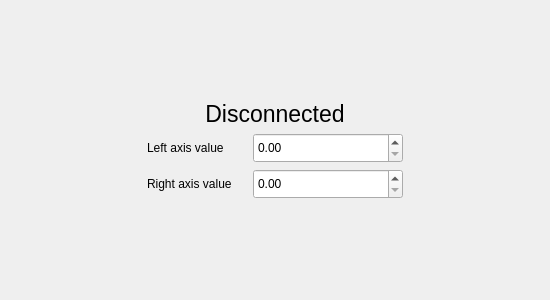
Qt form Gamepad-Driver/gamepaddriver.ui (UnderWaterWelder27/NG-2021-Gamepad-driver) before a commit.
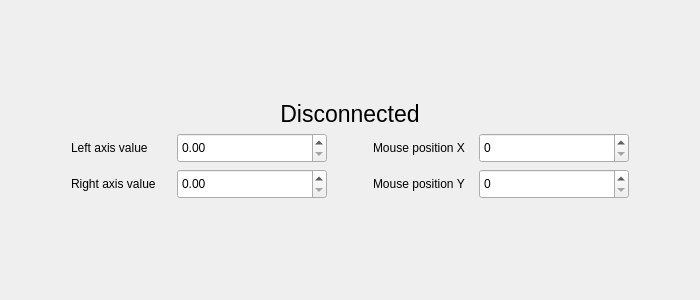
The same form after that commit.

Commit message: display cursor coordinates to QSpinboxes

Patch:
```diff
--- a/Gamepad-Driver/gamepaddriver.ui
+++ b/Gamepad-Driver/gamepaddriver.ui
@@ -6,13 +6,19 @@
    <rect>
     <x>0</x>
     <y>0</y>
-    <width>550</width>
+    <width>700</width>
     <height>300</height>
    </rect>
   </property>
+  <property name="sizePolicy">
+   <sizepolicy hsizetype="Preferred" vsizetype="Preferred">
+    <horstretch>0</horstretch>
+    <verstretch>0</verstretch>
+   </sizepolicy>
+  </property>
   <property name="minimumSize">
    <size>
-    <width>550</width>
+    <width>700</width>
     <height>300</height>
    </size>
   </property>
@@ -25,22 +31,7 @@
   <widget class="QWidget" name="centralwidget">
    <layout class="QGridLayout" name="gridLayout">
     <item row="0" column="0">
-     <layout class="QVBoxLayout" name="verticalLayout_3">
-      <item>
-       <spacer name="verticalSpacer">
-        <property name="orientation">
-         <enum>Qt::Vertical</enum>
-        </property>
-        <property name="sizeHint" stdset="0">
-         <size>
-          <width>20</width>
-          <height>40</height>
-         </size>
-        </property>
-       </spacer>
-      </item>
-      <item>
-       <layout class="QHBoxLayout" name="horizontalLayout_3">
+     <layout class="QHBoxLayout" name="horizontalLayout_6">
         <item>
          <spacer name="horizontalSpacer">
           <property name="orientation">
@@ -55,7 +46,22 @@
          </spacer>
         </item>
         <item>
-         <layout class="QVBoxLayout" name="verticalLayout_2">
+       <layout class="QVBoxLayout" name="verticalLayout_4">
+        <item>
+         <spacer name="verticalSpacer">
+          <property name="orientation">
+           <enum>Qt::Vertical</enum>
+          </property>
+          <property name="sizeHint" stdset="0">
+           <size>
+            <width>20</width>
+            <height>40</height>
+           </size>
+          </property>
+         </spacer>
+        </item>
+        <item>
+         <layout class="QVBoxLayout" name="verticalLayout_3">
           <item>
            <widget class="QLabel" name="l_checkConnection">
             <property name="font">
@@ -72,11 +78,13 @@
            </widget>
           </item>
           <item>
-           <layout class="QVBoxLayout" name="verticalLayout">
+           <layout class="QHBoxLayout" name="horizontalLayout_5">
             <item>
-             <layout class="QHBoxLayout" name="horizontalLayout">
+             <layout class="QVBoxLayout" name="verticalLayout_2">
               <item>
-               <widget class="QLabel" name="l_leftAxisValue">
+               <layout class="QHBoxLayout" name="horizontalLayout_3">
+                <item>
+                 <widget class="QLabel" name="l_leftAxisX">
                 <property name="minimumSize">
                  <size>
                   <width>100</width>
@@ -101,9 +109,9 @@
              </layout>
             </item>
             <item>
-             <layout class="QHBoxLayout" name="horizontalLayout_2">
+               <layout class="QHBoxLayout" name="horizontalLayout_4">
               <item>
-               <widget class="QLabel" name="l_rightAxisValue">
+                 <widget class="QLabel" name="l_leftAxisY">
                 <property name="minimumSize">
                  <size>
                   <width>100</width>
@@ -129,10 +137,52 @@
             </item>
            </layout>
           </item>
+            <item>
+             <layout class="QVBoxLayout" name="verticalLayout">
+              <item>
+               <layout class="QHBoxLayout" name="horizontalLayout_2">
+                <item>
+                 <spacer name="horizontalSpacer_3">
+                  <property name="orientation">
+                   <enum>Qt::Horizontal</enum>
+                  </property>
+                  <property name="sizeHint" stdset="0">
+                   <size>
+                    <width>40</width>
+                    <height>20</height>
+                   </size>
+                  </property>
+                 </spacer>
+                </item>
+                <item>
+                 <widget class="QLabel" name="l_mousePosX">
+                  <property name="minimumSize">
+                   <size>
+                    <width>100</width>
+                    <height>30</height>
+                   </size>
+                  </property>
+                  <property name="text">
+                   <string>Mouse position X</string>
+                  </property>
+                 </widget>
+                </item>
+                <item>
+                 <widget class="QSpinBox" name="sb_mousePosX">
+                  <property name="minimumSize">
+                   <size>
+                    <width>150</width>
+                    <height>30</height>
+                   </size>
+                  </property>
+                 </widget>
+                </item>
          </layout>
         </item>
         <item>
-         <spacer name="horizontalSpacer_2">
+               <layout class="QHBoxLayout" name="horizontalLayout">
+                <item>
+                 <spacer name="horizontalSpacer_4">
           <property name="orientation">
            <enum>Qt::Horizontal</enum>
           </property>
@@ -143,6 +193,35 @@
            </size>
           </property>
          </spacer>
+                </item>
+                <item>
+                 <widget class="QLabel" name="l_mousePosY">
+                  <property name="minimumSize">
+                   <size>
+                    <width>100</width>
+                    <height>30</height>
+                   </size>
+                  </property>
+                  <property name="text">
+                   <string>Mouse position Y</string>
+                  </property>
+                 </widget>
+                </item>
+                <item>
+                 <widget class="QSpinBox" name="sb_mousePosY">
+                  <property name="minimumSize">
+                   <size>
+                    <width>150</width>
+                    <height>30</height>
+                   </size>
+                  </property>
+                 </widget>
+                </item>
+               </layout>
+              </item>
+             </layout>
+            </item>
+           </layout>
         </item>
        </layout>
       </item>
@@ -155,6 +234,21 @@
          <size>
           <width>20</width>
           <height>40</height>
+           </size>
+          </property>
+         </spacer>
+        </item>
+       </layout>
+      </item>
+      <item>
+       <spacer name="horizontalSpacer_2">
+        <property name="orientation">
+         <enum>Qt::Horizontal</enum>
+        </property>
+        <property name="sizeHint" stdset="0">
+         <size>
+          <width>40</width>
+          <height>20</height>
          </size>
         </property>
        </spacer>
```
Lines whose indentation alone changed are shown as unchanged. The commit also changes 1 other file.
